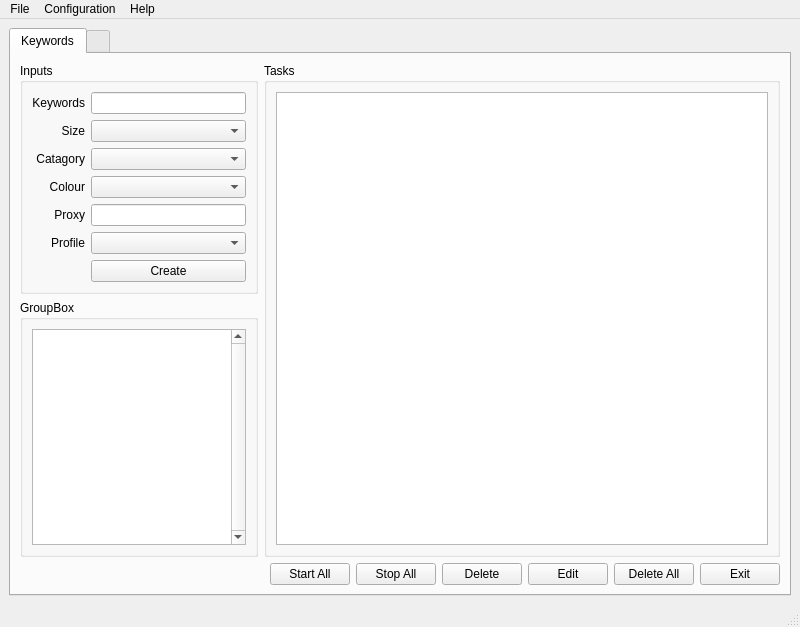
Above: supreme/ui/supreme.ui from phongtran0715/shoppingbot before the change. Below: the same form after it.
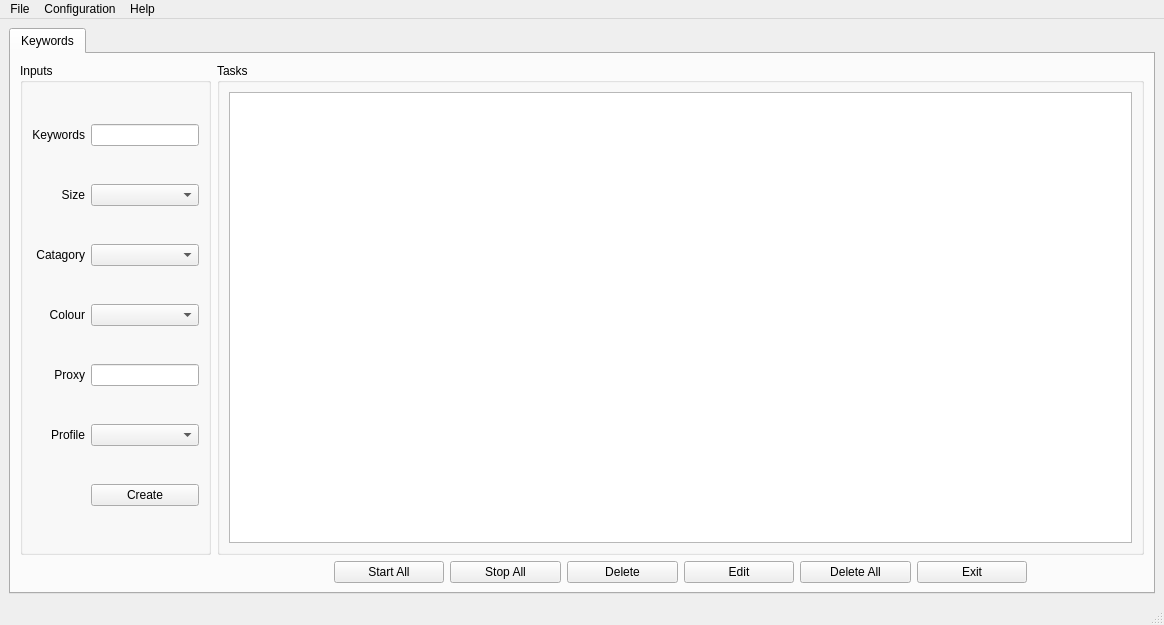
That is the form after the change. Icons and pictures are not drawn.

Commit message: Update header for table

```diff
--- a/supreme/ui/supreme.ui
+++ b/supreme/ui/supreme.ui
@@ -9,8 +9,8 @@
    <rect>
     <x>0</x>
     <y>0</y>
-    <width>800</width>
-    <height>627</height>
+    <width>1164</width>
+    <height>625</height>
    </rect>
   </property>
   <property name="windowTitle">
@@ -21,8 +21,8 @@
     <normaloff>../../../../../.designer/backup/images/supreme-icon.png</normaloff>../../../../../.designer/backup/images/supreme-icon.png</iconset>
   </property>
   <widget class="QWidget" name="centralwidget">
-   <layout class="QGridLayout" name="gridLayout_2">
-    <item row="0" column="0">
+   <layout class="QHBoxLayout" name="horizontalLayout">
+    <item>
      <widget class="QTabWidget" name="tabWidget">
       <property name="enabled">
        <bool>true</bool>
@@ -35,18 +35,71 @@
         <string>Keywords</string>
        </attribute>
        <layout class="QGridLayout" name="gridLayout">
-        <item row="3" column="2">
+        <item row="2" column="4">
+         <widget class="QPushButton" name="btnDelete">
+          <property name="text">
+           <string>Delete</string>
+          </property>
+         </widget>
+        </item>
+        <item row="2" column="2">
          <widget class="QPushButton" name="btnStartAll">
           <property name="text">
            <string>Start All</string>
           </property>
          </widget>
         </item>
+        <item row="0" column="1" rowspan="2" colspan="8">
+         <widget class="QGroupBox" name="groupBox_3">
+          <property name="title">
+           <string>Tasks</string>
+          </property>
+          <layout class="QGridLayout" name="gridLayout_5">
+           <item row="0" column="0">
+            <widget class="QTableView" name="tbListTask"/>
+           </item>
+          </layout>
+         </widget>
+        </item>
+        <item row="2" column="6">
+         <widget class="QPushButton" name="btnDeleteAll">
+          <property name="text">
+           <string>Delete All</string>
+          </property>
+         </widget>
+        </item>
+        <item row="2" column="7">
+         <widget class="QPushButton" name="btnExit">
+          <property name="text">
+           <string>Exit</string>
+          </property>
+         </widget>
+        </item>
+        <item row="2" column="3">
+         <widget class="QPushButton" name="btnStopAll">
+          <property name="text">
+           <string>Stop All</string>
+          </property>
+         </widget>
+        </item>
+        <item row="2" column="5">
+         <widget class="QPushButton" name="btnEdit">
+          <property name="text">
+           <string>Edit</string>
+          </property>
+         </widget>
+        </item>
         <item row="0" column="0" rowspan="2">
          <widget class="QGroupBox" name="groupBox">
           <property name="enabled">
            <bool>true</bool>
           </property>
+          <property name="sizePolicy">
+           <sizepolicy hsizetype="Maximum" vsizetype="Preferred">
+            <horstretch>0</horstretch>
+            <verstretch>0</verstretch>
+           </sizepolicy>
+          </property>
           <property name="layoutDirection">
            <enum>Qt::LeftToRight</enum>
           </property>
@@ -60,9 +113,31 @@
            <set>Qt::AlignLeading|Qt::AlignLeft|Qt::AlignTop</set>
           </property>
           <layout class="QGridLayout" name="gridLayout_3">
-           <property name="horizontalSpacing">
+           <property name="sizeConstraint">
+            <enum>QLayout::SetDefaultConstraint</enum>
+           </property>
+           <property name="leftMargin">
+            <number>9</number>
+           </property>
+           <property name="spacing">
             <number>6</number>
            </property>
+           <item row="6" column="2">
+            <widget class="QComboBox" name="cbProfile"/>
+           </item>
+           <item row="4" column="0">
+            <widget class="QLabel" name="label_6">
+             <property name="text">
+              <string>Proxy</string>
+             </property>
+             <property name="alignment">
+              <set>Qt::AlignRight|Qt::AlignTrailing|Qt::AlignVCenter</set>
+             </property>
+            </widget>
+           </item>
+           <item row="4" column="2">
+            <widget class="QLineEdit" name="lineEdit_2"/>
+           </item>
            <item row="8" column="2">
             <widget class="QPushButton" name="btnCreateTask">
              <property name="text">
@@ -70,6 +145,25 @@
              </property>
             </widget>
            </item>
+           <item row="2" column="0">
+            <widget class="QLabel" name="label_4">
+             <property name="text">
+              <string>Catagory</string>
+             </property>
+             <property name="alignment">
+              <set>Qt::AlignRight|Qt::AlignTrailing|Qt::AlignVCenter</set>
+             </property>
+            </widget>
+           </item>
+           <item row="0" column="2">
+            <widget class="QLineEdit" name="lineEdit"/>
+           </item>
+           <item row="2" column="2">
+            <widget class="QComboBox" name="cbCatagory"/>
+           </item>
+           <item row="3" column="2">
+            <widget class="QComboBox" name="cbColour"/>
+           </item>
            <item row="0" column="0">
             <widget class="QLabel" name="label_2">
              <property name="text">
@@ -80,25 +174,19 @@
              </property>
             </widget>
            </item>
+           <item row="6" column="0">
+            <widget class="QLabel" name="label_7">
+             <property name="text">
+              <string>Profile</string>
+             </property>
+             <property name="alignment">
+              <set>Qt::AlignRight|Qt::AlignTrailing|Qt::AlignVCenter</set>
+             </property>
+            </widget>
+           </item>
            <item row="1" column="2">
             <widget class="QComboBox" name="cbSize"/>
            </item>
-           <item row="4" column="0">
-            <widget class="QLabel" name="label_6">
-             <property name="text">
-              <string>Proxy</string>
-             </property>
-             <property name="alignment">
-              <set>Qt::AlignRight|Qt::AlignTrailing|Qt::AlignVCenter</set>
-             </property>
-            </widget>
-           </item>
-           <item row="3" column="2">
-            <widget class="QComboBox" name="cbColour"/>
-           </item>
-           <item row="6" column="2">
-            <widget class="QComboBox" name="cbProfile"/>
-           </item>
            <item row="3" column="0">
             <widget class="QLabel" name="label_5">
              <property name="text">
@@ -109,32 +197,6 @@
              </property>
             </widget>
            </item>
-           <item row="6" column="0">
-            <widget class="QLabel" name="label_7">
-             <property name="text">
-              <string>Profile</string>
-             </property>
-             <property name="alignment">
-              <set>Qt::AlignRight|Qt::AlignTrailing|Qt::AlignVCenter</set>
-             </property>
-            </widget>
-           </item>
-           <item row="2" column="2">
-            <widget class="QComboBox" name="cbCatagory"/>
-           </item>
-           <item row="4" column="2">
-            <widget class="QLineEdit" name="lineEdit_2"/>
-           </item>
-           <item row="2" column="0">
-            <widget class="QLabel" name="label_4">
-             <property name="text">
-              <string>Catagory</string>
-             </property>
-             <property name="alignment">
-              <set>Qt::AlignRight|Qt::AlignTrailing|Qt::AlignVCenter</set>
-             </property>
-            </widget>
-           </item>
            <item row="1" column="0">
             <widget class="QLabel" name="label_3">
              <property name="text">
@@ -145,82 +207,11 @@
              </property>
             </widget>
            </item>
-           <item row="0" column="2">
-            <widget class="QLineEdit" name="lineEdit"/>
-           </item>
-          </layout>
-         </widget>
-        </item>
-        <item row="3" column="4">
-         <widget class="QPushButton" name="btnDelete">
-          <property name="text">
-           <string>Delete</string>
-          </property>
-         </widget>
-        </item>
-        <item row="2" column="0">
-         <widget class="QGroupBox" name="groupBox_2">
-          <property name="title">
-           <string>GroupBox</string>
-          </property>
-          <layout class="QGridLayout" name="gridLayout_4">
-           <item row="0" column="0">
-            <widget class="QTextBrowser" name="textBrowser">
-             <property name="verticalScrollBarPolicy">
-              <enum>Qt::ScrollBarAlwaysOn</enum>
-             </property>
-            </widget>
-           </item>
-          </layout>
-         </widget>
-        </item>
-        <item row="3" column="5">
-         <widget class="QPushButton" name="btnEdit">
-          <property name="text">
-           <string>Edit</string>
-          </property>
-         </widget>
-        </item>
-        <item row="3" column="6">
-         <widget class="QPushButton" name="btnDeleteAll">
-          <property name="text">
-           <string>Delete All</string>
-          </property>
-         </widget>
-        </item>
-        <item row="3" column="3">
-         <widget class="QPushButton" name="btnStopAll">
-          <property name="text">
-           <string>Stop All</string>
-          </property>
-         </widget>
-        </item>
-        <item row="3" column="7">
-         <widget class="QPushButton" name="btnExit">
-          <property name="text">
-           <string>Exit</string>
-          </property>
-         </widget>
-        </item>
-        <item row="0" column="1" rowspan="3" colspan="7">
-         <widget class="QGroupBox" name="groupBox_3">
-          <property name="title">
-           <string>Tasks</string>
-          </property>
-          <layout class="QGridLayout" name="gridLayout_5">
-           <item row="0" column="0">
-            <widget class="QTableView" name="tbListTask"/>
-           </item>
           </layout>
          </widget>
         </item>
        </layout>
       </widget>
-      <widget class="QWidget" name="tab_2">
-       <attribute name="title">
-        <string/>
-       </attribute>
-      </widget>
      </widget>
     </item>
    </layout>
@@ -230,7 +221,7 @@
     <rect>
      <x>0</x>
      <y>0</y>
-     <width>800</width>
+     <width>1164</width>
      <height>25</height>
     </rect>
    </property>
```
The commit also changes 3 other files.
